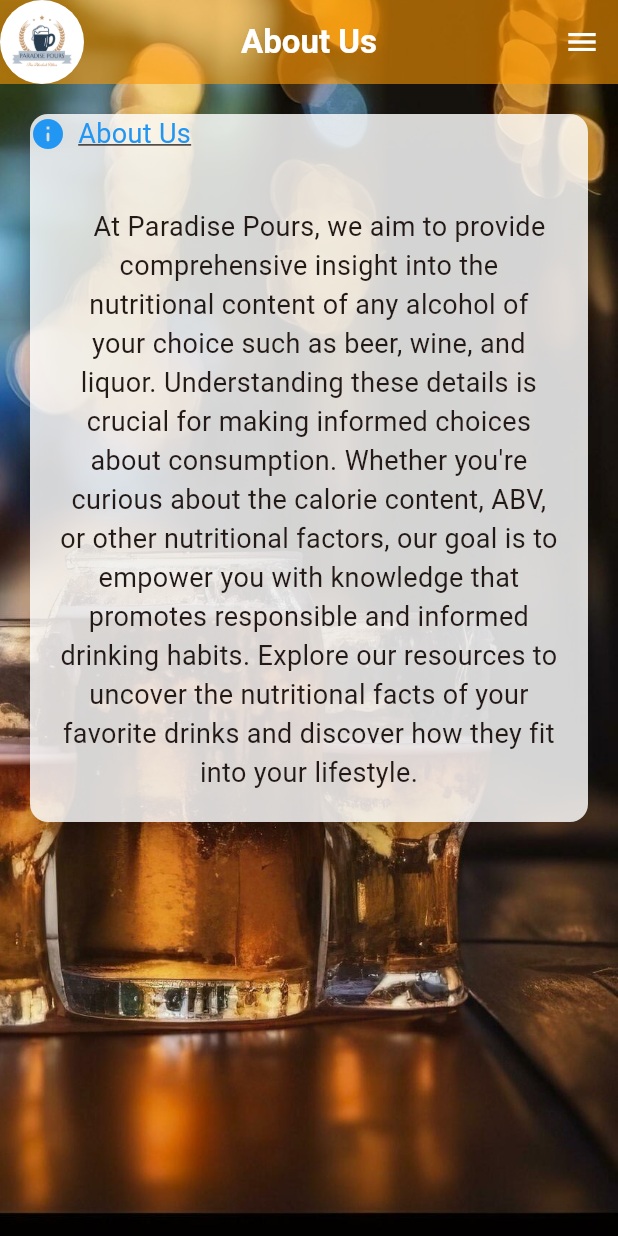
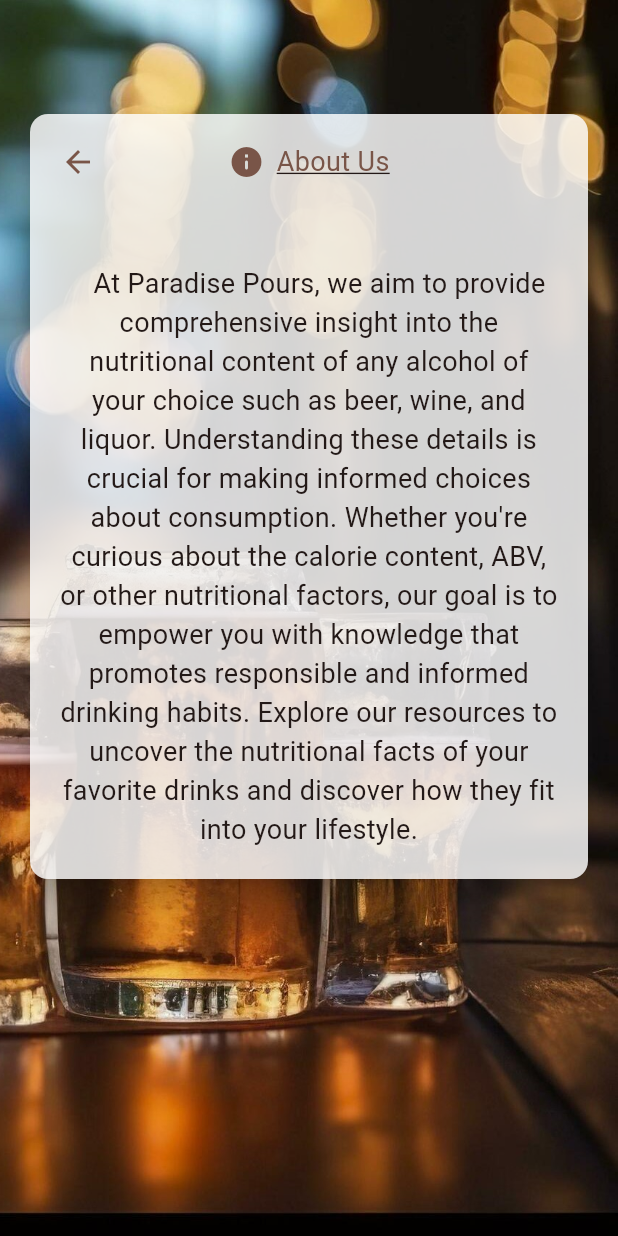
Before and after one commit to Almenorca/ParadisePoursMobileApp, a Flutter app: the screen it shows after launch, after a tap on "About Us", on a phone screen of 412 x 824 dp. Run offline on Flutter 3.47's test engine with Material 3 defaults, Android fonts, the phone set to English and light mode, and no system bars; our stand-ins replace font_awesome_flutter, shared_preferences; network calls fail.

Commit message:
about login changes

```diff
--- a/lib/main.dart
+++ b/lib/main.dart
@@ -9,6 +9,7 @@ import 'package:paradise_pours_app/pages/wine.dart';
 import 'package:paradise_pours_app/pages/login.dart';
 import 'package:paradise_pours_app/pages/settings.dart';
 import 'package:paradise_pours_app/pages/about.dart';
+import 'package:paradise_pours_app/pages/about_login.dart';
 import 'package:paradise_pours_app/pages/verify_email.dart';
 import 'package:paradise_pours_app/pages/change_password.dart';
 import 'package:paradise_pours_app/pages/register.dart';
@@ -43,6 +44,7 @@ class MyApp extends StatelessWidget {
           '/login': (context) => const LoginPage(),
           '/settings': (context) => const SettingsPage(),
           '/about': (context) => const AboutUsPage(),
+          '/about_login': (context) => const AboutUsPageLogin(),
           '/verifyemail': (context) => const VerifyEmailPage(),
           '/changepassword': (context) => const ChangePasswordPage(),
           '/register': (context) => const RegisterPage(),
--- /dev/null
+++ b/lib/pages/about_login.dart
@@ -0,0 +1,125 @@
+// ignore_for_file: library_private_types_in_public_api
+
+import 'package:flutter/material.dart';
+import 'package:url_launcher/url_launcher.dart';
+
+class AboutUsPageLogin extends StatefulWidget {
+  const AboutUsPageLogin({super.key});
+
+  @override
+  _AboutUsPageState createState() => _AboutUsPageState();
+}
+
+class _AboutUsPageState extends State<AboutUsPageLogin> {
+  final GlobalKey<ScaffoldState> _scaffoldKey = GlobalKey<ScaffoldState>();
+
+  Future<void> _launchURL(String str) async {
+    final Uri url = Uri.parse(str);
+    if (!await launchUrl(url)) {
+      throw 'Could not launch $str';
+    }
+  }
+
+  @override
+  Widget build(BuildContext context) {
+    return Scaffold(
+      key: _scaffoldKey,
+      extendBody: true,
+      extendBodyBehindAppBar: true,
+      body: Stack(
+        children: <Widget>[
+          // Background image
+          Container(
+            decoration: const BoxDecoration(
+              image: DecorationImage(
+                image: AssetImage('assets/images/BlankBackgroundImage.jpg'),
+                fit: BoxFit.cover,
+                alignment: Alignment.centerRight,
+              ),
+            ),
+          ),
+          // Scrollable content
+          SingleChildScrollView(
+            child: Column(
+              crossAxisAlignment: CrossAxisAlignment.stretch,
+              children: <Widget>[
+                SizedBox(
+                    height: MediaQuery.of(context).padding.top +
+                        kToolbarHeight), // Match app bar height
+                Center(
+                  child: Padding(
+                    padding: const EdgeInsets.all(16.0),
+                    child: Card(
+                      color: Colors.white.withAlpha(210),
+                      elevation: 8.0,
+                      child: Column(
+                        crossAxisAlignment: CrossAxisAlignment.center,
+                        children: [
+                          Padding(
+                            padding: const EdgeInsets.all(8.0),
+                            child: Row(
+                              mainAxisAlignment: MainAxisAlignment.spaceBetween,
+                              children: [
+                                IconButton(
+                                  icon: const Icon(Icons.arrow_back),
+                                  color: Colors.brown,
+                                  onPressed: () {
+                                    Navigator.of(context).pushNamed('/login');
+                                  },
+                                ),
+                                Expanded(
+                                  child: Row(
+                                    mainAxisAlignment: MainAxisAlignment.center,
+                                    children: [
+                                      const Icon(
+                                        Icons.info_rounded,
+                                        size: 24.0,
+                                        color: Colors.brown,
+                                      ),
+                                      const SizedBox(width: 8),
+                                      GestureDetector(
+                                        onTap: () {
+                                          _launchURL('https://github.com/Almenorca/paradise_pours_mobile_app');
+                                        },
+                                        child: const Text(
+                                          'About Us',
+                                          style: TextStyle(
+                                            fontSize: 18.0,
+                                            color: Colors.brown,
+                                            decoration: TextDecoration.underline,
+                                          ),
+                                        ),
+                                      ),
+                                    ],
+                                  ),
+                                ),
+                                const SizedBox(width: 48),
+                              ],
+                            ),
+                          ),
+                          const SizedBox(height: 16.0),
+                          const Padding(
+                            padding: EdgeInsets.all(20.0),
+                            child: Text(
+                              '\t\t\tAt Paradise Pours, we aim to provide comprehensive insight into the nutritional content of any alcohol of your choice'
+                              ' such as beer, wine, and liquor. Understanding these details is crucial for making informed choices about consumption.'
+                              ' Whether you\'re curious about the calorie content, ABV, or other nutritional factors, our goal is to empower you with'
+                              ' knowledge that promotes responsible and informed drinking habits. Explore our resources to uncover the nutritional '
+                              'facts of your favorite drinks and discover how they fit into your lifestyle.',
+                              style: TextStyle(fontSize: 18.0),
+                              textAlign: TextAlign.center,
+                            ),
+                          ),
+                        ],
+                      ),
+                    ),
+                  ),
+                )
+              ],
+            ),
+          ),
+        ],
+      ),
+    );
+  }
+}
--- a/lib/pages/login.dart
+++ b/lib/pages/login.dart
@@ -1,3 +1,5 @@
+// ignore_for_file: unused_element, library_private_types_in_public_api, use_build_context_synchronously, avoid_print
+
 import 'package:flutter/material.dart';
 import 'dart:convert';
 import 'package:http/http.dart' as http;
@@ -79,10 +81,10 @@ class _LoginPageState extends State<LoginPage> {
                     child: Center(
                       child: ElevatedButton.icon(
                         onPressed: () {
-                          Navigator.pushNamed(context, '/about');
+                          Navigator.pushNamed(context, '/about_login');
                         },
-                        icon: Icon(Icons.info, color: Colors.white),
-                        label: Text(
+                        icon: const Icon(Icons.info, color: Colors.white),
+                        label: const Text(
                           'About Us',
                           style: TextStyle(
                             fontWeight: FontWeight.bold,
@@ -90,8 +92,8 @@ class _LoginPageState extends State<LoginPage> {
                           ),
                         ),
                         style: ElevatedButton.styleFrom(
-                          padding: EdgeInsets.all(12.0),
-                          backgroundColor: Color(0xFFA0522D),
+                          padding: const EdgeInsets.all(12.0),
+                          backgroundColor: const Color(0xFFA0522D),
                           foregroundColor: Colors.white,
                           shape: RoundedRectangleBorder(
                             borderRadius: BorderRadius.circular(8.0),
@@ -190,8 +192,8 @@ class _LoginFormState extends State<LoginForm> {
     return Column(
       mainAxisSize: MainAxisSize.min,
       children: [
-        Padding(
-          padding: const EdgeInsets.all(8.0),
+        const Padding(
+          padding: EdgeInsets.all(8.0),
           child: Text(
             'Sign In',
             style: TextStyle(fontWeight: FontWeight.bold, fontSize: 20),
@@ -201,10 +203,10 @@ class _LoginFormState extends State<LoginForm> {
           padding: const EdgeInsets.all(8.0),
           child: TextField(
             controller: usernameController,
-            decoration: InputDecoration(labelText: 'Username'),
+            decoration: const InputDecoration(labelText: 'Username'),
           ),
         ),
-        SizedBox(height: 16.0),
+        const SizedBox(height: 16.0),
         Padding(
           padding: const EdgeInsets.all(8.0),
           child: TextField(
@@ -222,10 +224,10 @@ class _LoginFormState extends State<LoginForm> {
             ),
           ),
         ),
-        SizedBox(height: 10.0),
+        const SizedBox(height: 10.0),
         Text(
           feedbackMessage,
-          style: TextStyle(
+          style: const TextStyle(
             color: Colors.red,
           ),
         ),
@@ -238,20 +240,20 @@ class _LoginFormState extends State<LoginForm> {
               child: ElevatedButton(
                 onPressed: login,
                 style: ElevatedButton.styleFrom(
-                  padding: EdgeInsets.all(12.0),
-                  backgroundColor: Color(0xFFA0522D),
+                  padding: const EdgeInsets.all(12.0),
+                  backgroundColor: const Color(0xFFA0522D),
                   foregroundColor: Colors.white,
                   shape: RoundedRectangleBorder(
                     borderRadius: BorderRadius.circular(8.0),
                   ),
                 ),
-                child: Text(
+                child: const Text(
                   'Login',
                   style: TextStyle(fontWeight: FontWeight.bold, fontSize: 20),
                 ),
               ),
             ),
-            SizedBox(height: 8.0),
+            const SizedBox(height: 8.0),
             //Register Button
             Column(
               children: [
@@ -262,14 +264,14 @@ class _LoginFormState extends State<LoginForm> {
                       Navigator.pushNamed(context, '/register');
                     },
                     style: ElevatedButton.styleFrom(
-                      padding: EdgeInsets.all(12.0),
-                      backgroundColor: Color(0xFFA0522D),
+                      padding: const EdgeInsets.all(12.0),
+                      backgroundColor: const Color(0xFFA0522D),
                       foregroundColor: Colors.white,
                       shape: RoundedRectangleBorder(
                         borderRadius: BorderRadius.circular(8.0),
                       ),
                     ),
-                    child: Text(
+                    child: const Text(
                       'Create Account',
                       style:
                           TextStyle(fontWeight: FontWeight.bold, fontSize: 20),
@@ -287,7 +289,7 @@ class _LoginFormState extends State<LoginForm> {
             onTap: () {
               Navigator.pushNamed(context, '/recovery');
             },
-            child: Text(
+            child: const Text(
               'Forgot Account',
               style: TextStyle(
                 color: Color(0xFFA0522D),
```
